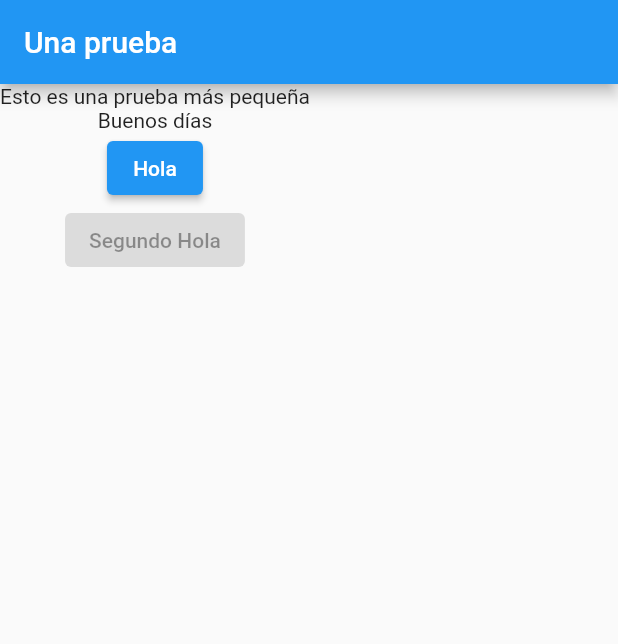
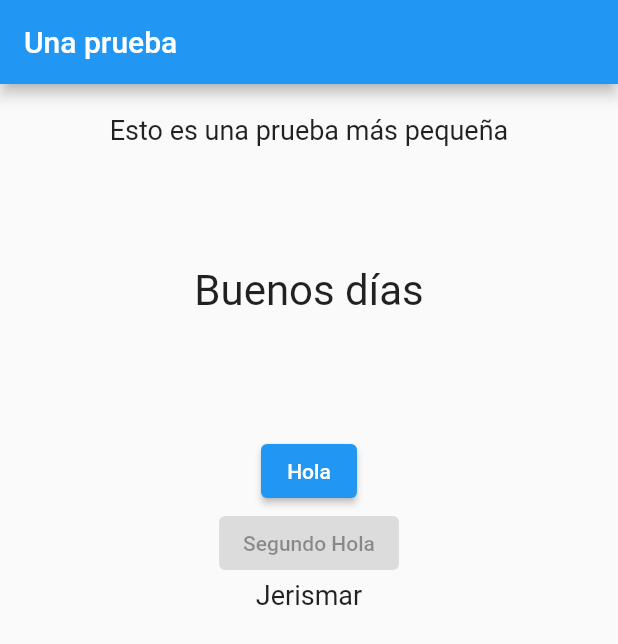
Before and after one commit to cjlozada/first_app, a Flutter app: the screen it shows after launch, on a phone screen of 412 x 824 dp. Shown: the top 644 px of the screen. Run offline on Flutter 3.47's test engine with Material 2 defaults, Android fonts, the phone set to English and light mode, and no system bars.

```diff
--- a/lib/main.dart
+++ b/lib/main.dart
@@ -1,4 +1,7 @@
+import 'package:first_app/nombre.dart';
 import 'package:flutter/material.dart';
+import './saludo.dart';
+import './primersaludo.dart';
 
 void main() => runApp(MyApp());
 
@@ -6,11 +9,11 @@ class MyApp extends StatefulWidget {
   @override
   State<StatefulWidget> createState() {
     // TODO: implement createState
-    return MyAppState();
+    return _MyAppState();
   }
 }
 
-class MyAppState extends State<MyApp> {
+class _MyAppState extends State<MyApp> {
   var indiceNormal = 0;
 
   void otroTexto() {
@@ -39,8 +42,8 @@ class MyAppState extends State<MyApp> {
         ),
         body: Column(
           children: [
-            Text('Esto es una prueba más pequeña'),
-            Text(
+            PrimerTexto(),
+            Saludo(
               saludos[indiceNormal],
             ),
             ElevatedButton(
@@ -51,6 +54,7 @@ class MyAppState extends State<MyApp> {
               onPressed: null,
               child: Text('Segundo Hola'),
             ),
+            Nombre(),
           ],
         ),
       ),
--- /dev/null
+++ b/lib/nombre.dart
@@ -0,0 +1,16 @@
+import 'package:flutter/material.dart';
+
+class Nombre extends StatelessWidget {
+  Nombre();
+
+  @override
+  Widget build(BuildContext context) {
+    return Container(
+      child: Text(
+        'Jerismar',
+        style: TextStyle(fontSize: 18),
+        textAlign: TextAlign.justify,
+      ),
+    );
+  }
+}
--- /dev/null
+++ b/lib/primersaludo.dart
@@ -0,0 +1,18 @@
+import 'package:flutter/material.dart';
+
+class PrimerTexto extends StatelessWidget {
+  PrimerTexto();
+
+  @override
+  Widget build(BuildContext context) {
+    return Container(
+      width: double.infinity,
+      margin: EdgeInsets.fromLTRB(0, 20, 0, 0),
+      child: Text(
+        'Esto es una prueba más pequeña',
+        style: TextStyle(fontSize: 18),
+        textAlign: TextAlign.center,
+      ),
+    );
+  }
+}
--- /dev/null
+++ b/lib/saludo.dart
@@ -0,0 +1,22 @@
+import 'package:flutter/material.dart';
+
+class Saludo extends StatelessWidget {
+  final String saludoText;
+
+  Saludo(this.saludoText);
+
+  @override
+  Widget build(BuildContext context) {
+    return Container(
+      width: double.infinity,
+      margin: EdgeInsets.all(80),
+      child: Text(
+        saludoText,
+        style: TextStyle(
+          fontSize: 28,
+        ),
+        textAlign: TextAlign.center,
+      ),
+    );
+  }
+}
```
Also changed, not shown: 3 other files.
